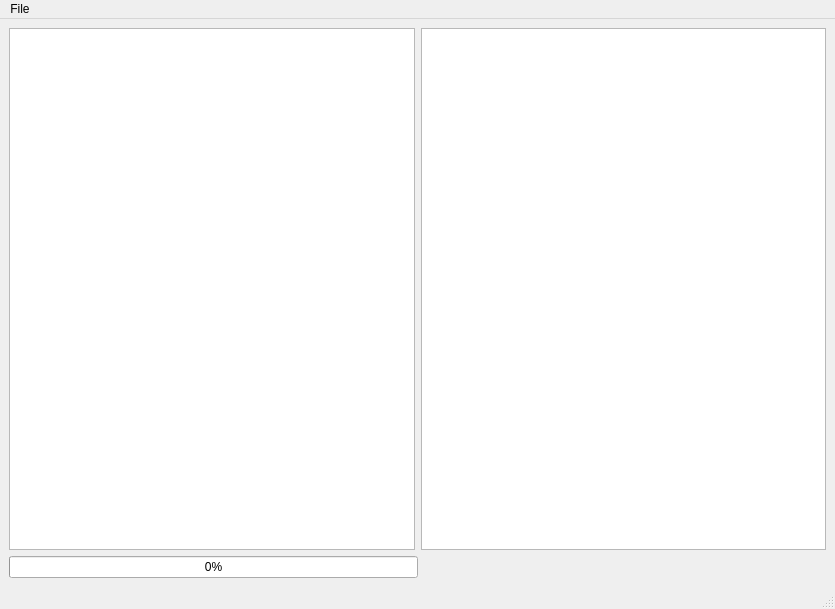
Qt form UI/MainWindow.ui (peterlototsky/MW2012-PS3-To-PC-Endian-Converter) before a commit.
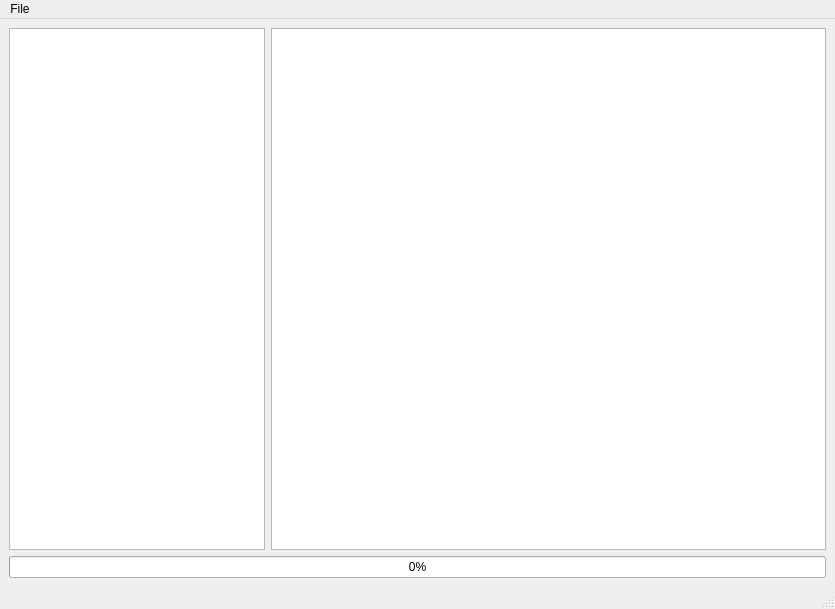
The same form after that commit.

Commit message: Add GenType Enums and Checks to conversion Runner

```diff
--- a/UI/MainWindow.ui
+++ b/UI/MainWindow.ui
@@ -23,7 +23,14 @@
          <enum>QLayout::SizeConstraint::SetDefaultConstraint</enum>
         </property>
         <item>
-         <widget class="QListWidget" name="listWidget"/>
+         <widget class="QListWidget" name="listWidget">
+          <property name="sizePolicy">
+           <sizepolicy hsizetype="Minimum" vsizetype="Expanding">
+            <horstretch>0</horstretch>
+            <verstretch>0</verstretch>
+           </sizepolicy>
+          </property>
+         </widget>
         </item>
         <item>
          <widget class="QTextEdit" name="textEdit">
@@ -36,10 +43,13 @@
       </item>
       <item>
        <layout class="QHBoxLayout" name="horizontalLayout_7">
+        <property name="sizeConstraint">
+         <enum>QLayout::SizeConstraint::SetDefaultConstraint</enum>
+        </property>
         <item>
          <widget class="QProgressBar" name="progressBar">
           <property name="sizePolicy">
-           <sizepolicy hsizetype="MinimumExpanding" vsizetype="Fixed">
+           <sizepolicy hsizetype="MinimumExpanding" vsizetype="Minimum">
             <horstretch>0</horstretch>
             <verstretch>0</verstretch>
            </sizepolicy>
@@ -49,19 +59,6 @@
           </property>
          </widget>
         </item>
-        <item>
-         <spacer name="horizontalSpacer">
-          <property name="orientation">
-           <enum>Qt::Orientation::Horizontal</enum>
-          </property>
-          <property name="sizeHint" stdset="0">
-           <size>
-            <width>40</width>
-            <height>20</height>
-           </size>
-          </property>
-         </spacer>
-        </item>
        </layout>
       </item>
      </layout>
```
Left out of the diff: 2 changed lines with no effect on the pictures. The commit also changes 7 other files.
